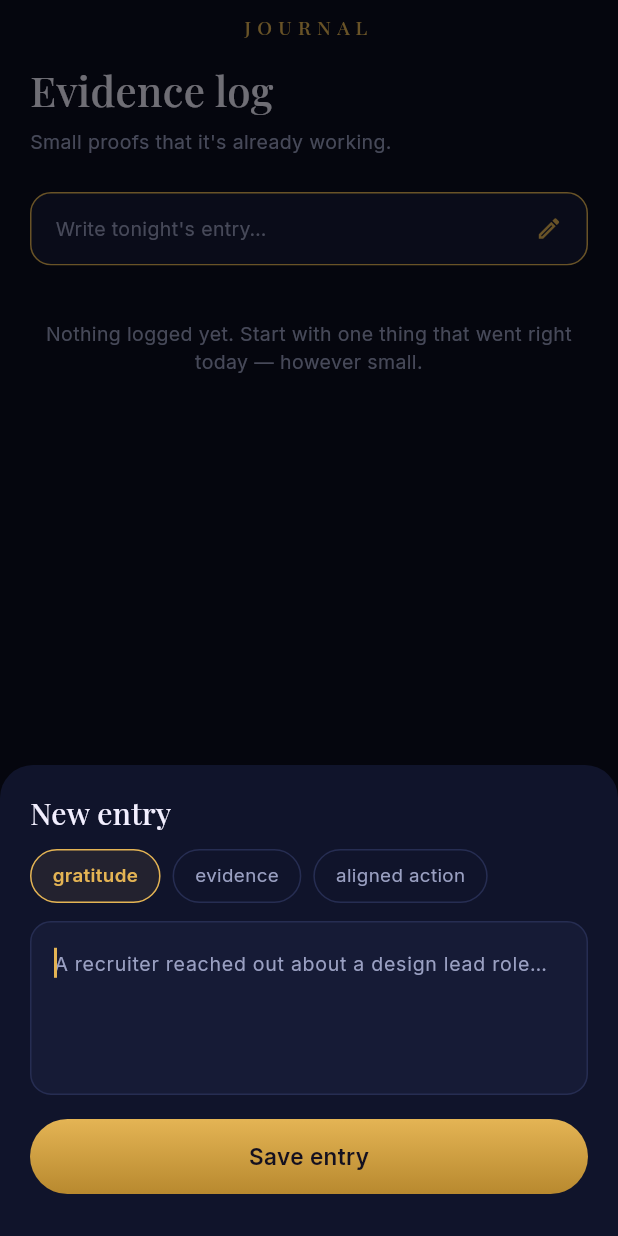
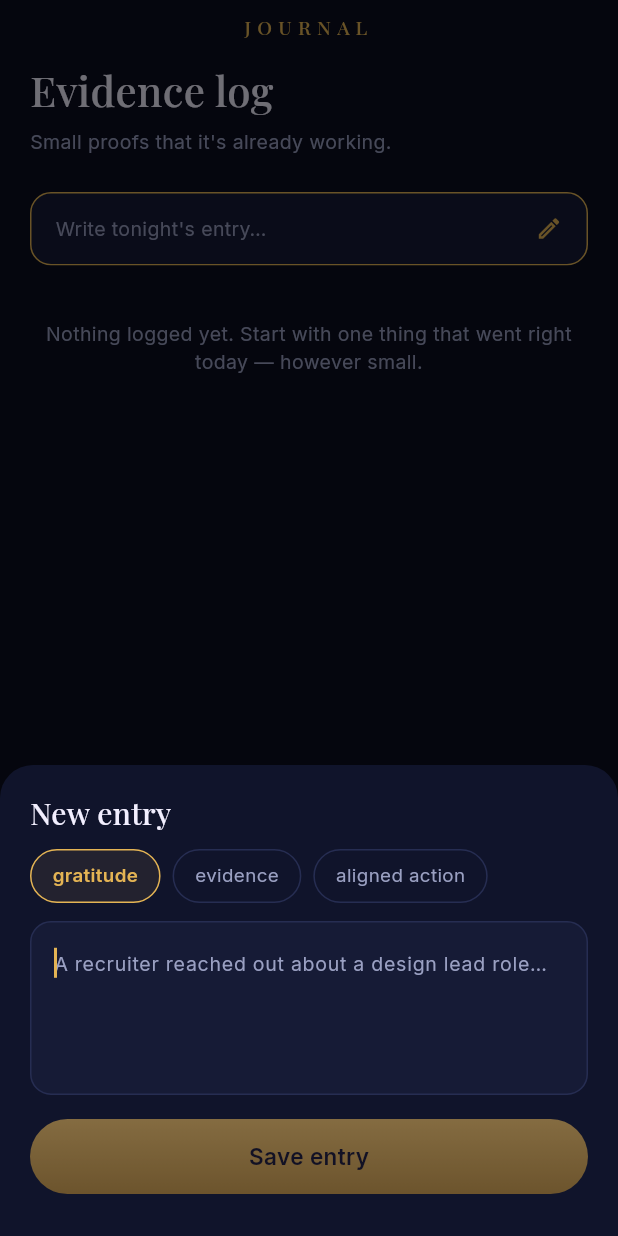
Before and after one commit to sid-sys/astra-manifest-anything, a Flutter app: the JournalScreen widget shown alone on an empty page, opened directly, after a tap on "Write tonight's entry…", on a phone screen of 412 x 824 dp. Run offline on Flutter 3.47's test engine with Material 3 defaults, Android fonts, the phone set to English and light mode, and no system bars; our stand-ins replace cloud_firestore, cloud_functions, firebase_auth, firebase_core, flutter_riverpod, google_fonts and 2 more; accounts and stored records are empty; network calls fail.

Commit message:
fix: journal composer disposed its controller mid-animation
Saving an entry crashed the screen. The controller was created outside the
sheet and disposed as soon as showModalBottomSheet's future completed, but
that future resolves on pop while the sheet is still animating out and still
rebuilding its TextField — so the field reached for a dead controller and
threw, taking the render tree with it.

The sheet now owns the controller and disposes it in its own dispose, which
runs when the route is actually gone. Save is disabled while the field is
empty, so the sheet can no longer close on nothing.

Found by driving the running app in the browser.

Co-Authored-By: Claude Opus 5 <noreply@anthropic.com>

```diff
--- a/lib/screens/journal_screen.dart
+++ b/lib/screens/journal_screen.dart
@@ -69,23 +69,79 @@ class JournalScreen extends ConsumerWidget {
   }
 
   Future<void> _compose(BuildContext context, WidgetRef ref) async {
-    final controller = TextEditingController();
-    var kind = JournalKind.gratitude;
-
-    final saved = await showModalBottomSheet<bool>(
+    final draft = await showModalBottomSheet<_Draft>(
       context: context,
       isScrollControlled: true,
       backgroundColor: AstraColors.inkRaised,
       shape: const RoundedRectangleBorder(
         borderRadius: BorderRadius.vertical(top: Radius.circular(22)),
       ),
-      builder: (sheetContext) => StatefulBuilder(
-        builder: (sheetContext, setSheetState) => Padding(
+      builder: (_) => const _JournalComposer(),
+    );
+
+    if (draft == null) return;
+
+    await ref.read(journalProvider.notifier).add(
+          JournalEntry(
+            id: 'entry_${DateTime.now().microsecondsSinceEpoch}',
+            body: draft.body,
+            kind: draft.kind,
+            createdAt: DateTime.now(),
+          ),
+        );
+  }
+}
+
+typedef _Draft = ({String body, JournalKind kind});
+
+/// The new-entry sheet.
+///
+/// A widget rather than a `StatefulBuilder` because it has to own the text
+/// controller. Disposing the controller once the sheet's future completed
+/// killed it while the sheet was still animating out and still rebuilding the
+/// field, which threw "A TextEditingController was used after being disposed"
+/// and took the whole screen down with it. Owning it here means it lives
+/// exactly as long as the route does.
+class _JournalComposer extends StatefulWidget {
+  const _JournalComposer();
+
+  @override
+  State<_JournalComposer> createState() => _JournalComposerState();
+}
+
+class _JournalComposerState extends State<_JournalComposer> {
+  final _controller = TextEditingController();
+  JournalKind _kind = JournalKind.gratitude;
+  bool _hasText = false;
+
+  @override
+  void initState() {
+    super.initState();
+    _controller.addListener(() {
+      final has = _controller.text.trim().isNotEmpty;
+      if (has != _hasText) setState(() => _hasText = has);
+    });
+  }
+
+  @override
+  void dispose() {
+    _controller.dispose();
+    super.dispose();
+  }
+
+  void _save() {
+    final body = _controller.text.trim();
+    if (body.isEmpty) return;
+    Navigator.of(context).pop((body: body, kind: _kind));
+  }
+
+  @override
+  Widget build(BuildContext context) => Padding(
     padding: EdgeInsets.only(
       left: 20,
       right: 20,
       top: 20,
-            bottom: MediaQuery.of(sheetContext).viewInsets.bottom + 20,
+      bottom: MediaQuery.of(context).viewInsets.bottom + 20,
     ),
     child: Column(
       mainAxisSize: MainAxisSize.min,
@@ -99,15 +155,15 @@ class JournalScreen extends ConsumerWidget {
             for (final option in JournalKind.values)
               TagChip(
                 label: option.label,
-                      selected: option == kind,
-                      onTap: () => setSheetState(() => kind = option),
+                selected: option == _kind,
+                onTap: () => setState(() => _kind = option),
               ),
           ],
         ),
         const SizedBox(height: AstraSpacing.md),
         AstraCard(
           child: TextField(
-                  controller: controller,
+            controller: _controller,
             maxLines: 4,
             autofocus: true,
             style: AstraTextStyles.body,
@@ -115,8 +171,7 @@ class JournalScreen extends ConsumerWidget {
             decoration: InputDecoration(
               border: InputBorder.none,
               isDense: true,
-                    hintText:
-                        'A recruiter reached out about a design lead role…',
+              hintText: 'A recruiter reached out about a design lead role…',
               hintStyle: AstraTextStyles.bodyDim,
             ),
           ),
@@ -124,29 +179,14 @@ class JournalScreen extends ConsumerWidget {
         const SizedBox(height: AstraSpacing.lg),
         AstraButton(
           label: 'Save entry',
-                onPressed: () => Navigator.of(sheetContext).pop(true),
+          // Disabled while empty, so the sheet cannot close on nothing and
+          // leave the user wondering where their entry went.
+          onPressed: _hasText ? _save : null,
         ),
         const SizedBox(height: AstraSpacing.sm),
       ],
     ),
-        ),
-      ),
   );
-
-    final body = controller.text.trim();
-    controller.dispose();
-
-    if (saved != true || body.isEmpty) return;
-
-    await ref.read(journalProvider.notifier).add(
-          JournalEntry(
-            id: 'entry_${DateTime.now().microsecondsSinceEpoch}',
-            body: body,
-            kind: kind,
-            createdAt: DateTime.now(),
-          ),
-        );
-  }
 }
 
 class _EntryCard extends StatelessWidget {
```
Lines whose indentation alone changed are shown as unchanged.
